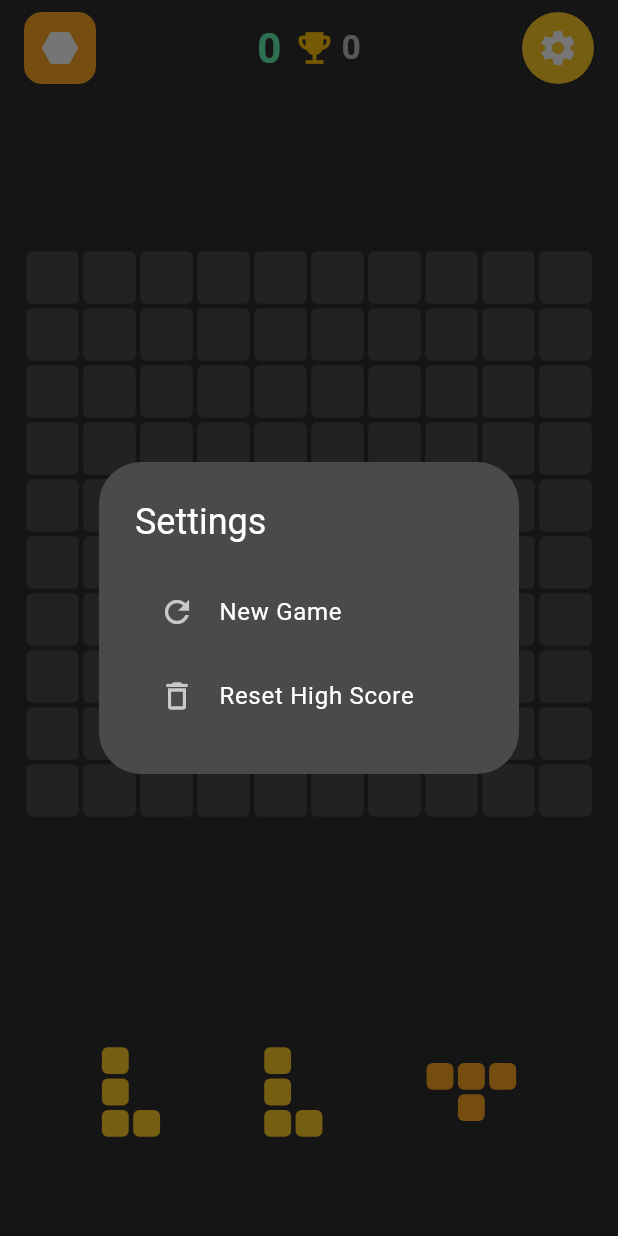
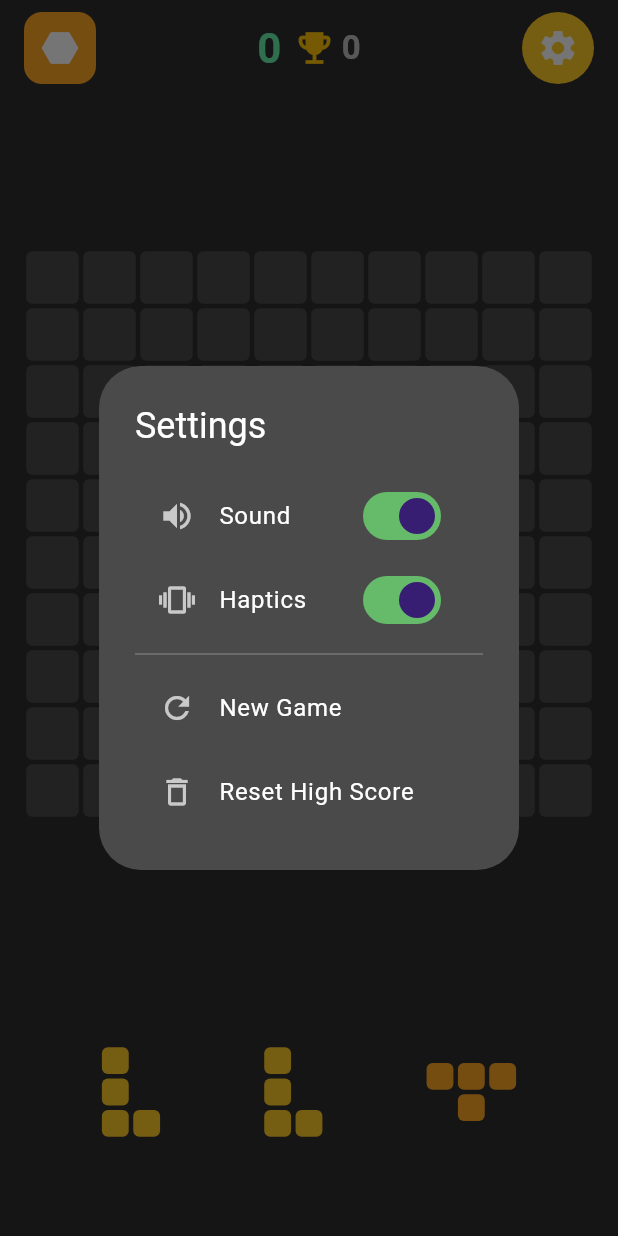
Before and after one commit to xusheng6/hexris, a Flutter app: the screen it shows after launch, after a tap on the "settings" icon, on a phone screen of 412 x 824 dp. Run offline on Flutter 3.47's test engine with Material 3 defaults, Android fonts, the phone set to English and light mode, and no system bars; our stand-ins replace audioplayers.

Commit message:
Add sound effects and haptic feedback with settings toggles
- 4 WAV sound effects: piece placement pop, line clear chime, combo chime, game over tone
- Haptic feedback: light/medium/heavy impact mapped to game events
- FeedbackService utility wiring audioplayers + Flutter HapticFeedback
- Sound and Haptics toggle switches in settings dialog (both default ON)

Co-Authored-By: Claude Opus 4.6 <noreply@anthropic.com>

```diff
--- /dev/null
+++ b/lib/utils/feedback_service.dart
@@ -0,0 +1,44 @@
+import 'package:audioplayers/audioplayers.dart';
+import 'package:flutter/services.dart';
+import 'storage.dart';
+
+enum GameSound { place, clear, combo, gameOver }
+
+class FeedbackService {
+  static final AudioPlayer _player = AudioPlayer();
+
+  static Future<void> _playSound(GameSound sound) async {
+    if (!Storage.soundEnabled) return;
+    final String asset;
+    switch (sound) {
+      case GameSound.place:
+        asset = 'sounds/place.wav';
+      case GameSound.clear:
+        asset = 'sounds/clear.wav';
+      case GameSound.combo:
+        asset = 'sounds/combo.wav';
+      case GameSound.gameOver:
+        asset = 'sounds/gameover.wav';
+    }
+    await _player.play(AssetSource(asset));
+  }
+
+  static void _haptic(GameSound sound) {
+    if (!Storage.hapticsEnabled) return;
+    switch (sound) {
+      case GameSound.place:
+        HapticFeedback.lightImpact();
+      case GameSound.clear:
+        HapticFeedback.mediumImpact();
+      case GameSound.combo:
+        HapticFeedback.heavyImpact();
+      case GameSound.gameOver:
+        HapticFeedback.vibrate();
+    }
+  }
+
+  static void trigger(GameSound sound) {
+    _playSound(sound);
+    _haptic(sound);
+  }
+}
--- a/lib/utils/storage.dart
+++ b/lib/utils/storage.dart
@@ -10,4 +10,13 @@ class Storage {
   static Future<void> saveHighScore(GameMode mode, int score) async {
     _cache['highScore_${mode.name}'] = score;
   }
+
+  // Settings (in-memory, default ON)
+  static bool get soundEnabled => (_cache['soundEnabled'] ?? 1) == 1;
+  static set soundEnabled(bool value) =>
+      _cache['soundEnabled'] = value ? 1 : 0;
+
+  static bool get hapticsEnabled => (_cache['hapticsEnabled'] ?? 1) == 1;
+  static set hapticsEnabled(bool value) =>
+      _cache['hapticsEnabled'] = value ? 1 : 0;
 }
--- a/lib/widgets/header_bar.dart
+++ b/lib/widgets/header_bar.dart
@@ -95,9 +95,34 @@ class HeaderBar extends StatelessWidget {
       builder: (context) => AlertDialog(
         backgroundColor: GameColors.emptyCell,
         title: const Text('Settings', style: TextStyle(color: Colors.white)),
-        content: Column(
+        content: StatefulBuilder(
+          builder: (context, setDialogState) {
+            return Column(
               mainAxisSize: MainAxisSize.min,
               children: [
+                SwitchListTile(
+                  secondary:
+                      const Icon(Icons.volume_up, color: Colors.white70),
+                  title: const Text('Sound',
+                      style: TextStyle(color: Colors.white)),
+                  value: Storage.soundEnabled,
+                  activeTrackColor: GameColors.green,
+                  onChanged: (val) {
+                    setDialogState(() => Storage.soundEnabled = val);
+                  },
+                ),
+                SwitchListTile(
+                  secondary:
+                      const Icon(Icons.vibration, color: Colors.white70),
+                  title: const Text('Haptics',
+                      style: TextStyle(color: Colors.white)),
+                  value: Storage.hapticsEnabled,
+                  activeTrackColor: GameColors.green,
+                  onChanged: (val) {
+                    setDialogState(() => Storage.hapticsEnabled = val);
+                  },
+                ),
+                const Divider(color: Colors.white24),
                 ListTile(
                   leading: const Icon(Icons.refresh, color: Colors.white70),
                   title: const Text('New Game',
@@ -108,7 +133,8 @@ class HeaderBar extends StatelessWidget {
                   },
                 ),
                 ListTile(
-              leading: const Icon(Icons.delete_outline, color: Colors.white70),
+                  leading:
+                      const Icon(Icons.delete_outline, color: Colors.white70),
                   title: const Text('Reset High Score',
                       style: TextStyle(color: Colors.white)),
                   onTap: () {
@@ -117,6 +143,8 @@ class HeaderBar extends StatelessWidget {
                   },
                 ),
               ],
+            );
+          },
         ),
       ),
     );
```
Also changed, not shown: lib/models/game_state.dart (+11 -0 lines), pubspec.yaml (+3 -4 lines), pubspec.lock, 8 other files. Lines whose indentation alone changed are shown as unchanged.
